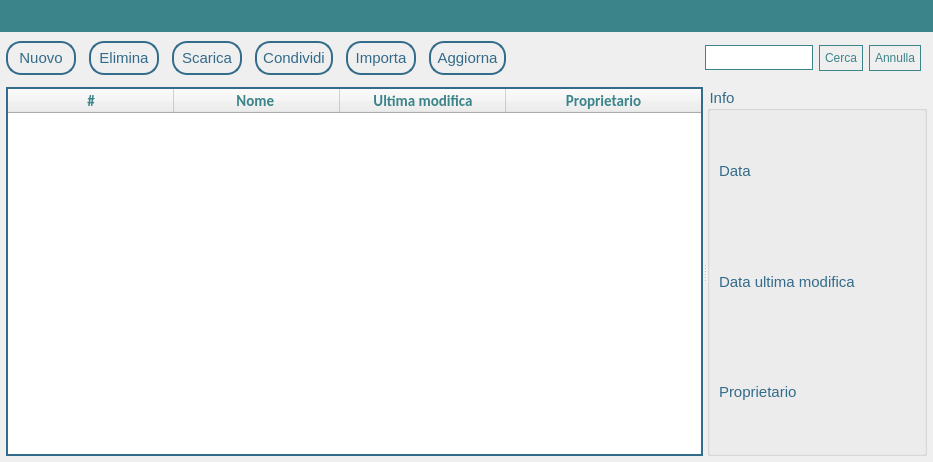
Old version of the form Client/principale.ui in the repository MarcoFlo/Google-Drive.
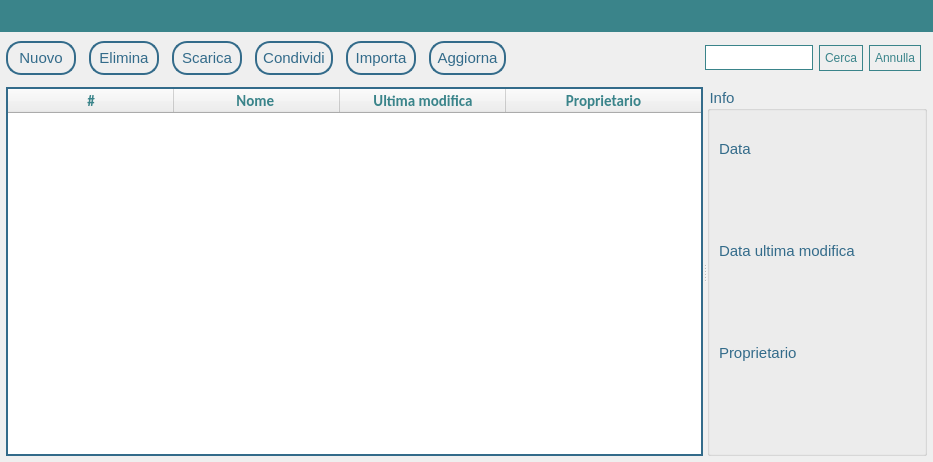
New version of the form.

```diff
--- a/Client/principale.ui
+++ b/Client/principale.ui
@@ -864,28 +864,142 @@
           </item>
           <item>
            <widget class="QLabel" name="data">
+            <property name="sizePolicy">
+             <sizepolicy hsizetype="Fixed" vsizetype="Fixed">
+              <horstretch>0</horstretch>
+              <verstretch>0</verstretch>
+             </sizepolicy>
+            </property>
             <property name="styleSheet">
              <string notr="true"/>
             </property>
             <property name="text">
              <string>Data</string>
             </property>
+            <property name="alignment">
+             <set>Qt::AlignLeading|Qt::AlignLeft|Qt::AlignTop</set>
+            </property>
+           </widget>
+          </item>
+          <item>
+           <widget class="QLabel" name="dataL">
+            <property name="sizePolicy">
+             <sizepolicy hsizetype="Fixed" vsizetype="Preferred">
+              <horstretch>0</horstretch>
+              <verstretch>0</verstretch>
+             </sizepolicy>
+            </property>
+            <property name="maximumSize">
+             <size>
+              <width>16777215</width>
+              <height>30</height>
+             </size>
+            </property>
+            <property name="styleSheet">
+             <string notr="true">color: black;
+font-size: 12px;
+font-family: 'Calibri';
+background-color:none;</string>
+            </property>
+            <property name="text">
+             <string/>
+            </property>
            </widget>
           </item>
           <item>
            <widget class="QLabel" name="dataMod">
+            <property name="sizePolicy">
+             <sizepolicy hsizetype="Fixed" vsizetype="Fixed">
+              <horstretch>0</horstretch>
+              <verstretch>0</verstretch>
+             </sizepolicy>
+            </property>
             <property name="styleSheet">
              <string notr="true">color:#336b8a</string>
             </property>
             <property name="text">
              <string>Data ultima modifica</string>
             </property>
+            <property name="alignment">
+             <set>Qt::AlignLeading|Qt::AlignLeft|Qt::AlignTop</set>
+            </property>
+           </widget>
+          </item>
+          <item>
+           <widget class="QLabel" name="dataModL">
+            <property name="sizePolicy">
+             <sizepolicy hsizetype="Fixed" vsizetype="Preferred">
+              <horstretch>0</horstretch>
+              <verstretch>0</verstretch>
+             </sizepolicy>
+            </property>
+            <property name="maximumSize">
+             <size>
+              <width>16777215</width>
+              <height>30</height>
+             </size>
+            </property>
+            <property name="styleSheet">
+             <string notr="true">color: black;
+font-size: 12px;
+font-family: 'Calibri';
+background-color:none;</string>
+            </property>
+            <property name="text">
+             <string/>
+            </property>
            </widget>
           </item>
           <item>
            <widget class="QLabel" name="proprietario">
+            <property name="sizePolicy">
+             <sizepolicy hsizetype="Fixed" vsizetype="Fixed">
+              <horstretch>0</horstretch>
+              <verstretch>0</verstretch>
+             </sizepolicy>
+            </property>
             <property name="text">
              <string>Proprietario</string>
+            </property>
+            <property name="alignment">
+             <set>Qt::AlignLeading|Qt::AlignLeft|Qt::AlignTop</set>
+            </property>
+           </widget>
+          </item>
+          <item>
+           <widget class="QLabel" name="proprietarioL">
+            <property name="sizePolicy">
+             <sizepolicy hsizetype="Fixed" vsizetype="Preferred">
+              <horstretch>0</horstretch>
+              <verstretch>0</verstretch>
+             </sizepolicy>
+            </property>
+            <property name="minimumSize">
+             <size>
+              <width>0</width>
+              <height>0</height>
+             </size>
+            </property>
+            <property name="maximumSize">
+             <size>
+              <width>16777215</width>
+              <height>30</height>
+             </size>
+            </property>
+            <property name="font">
+             <font>
+              <family>Calibri</family>
+              <pointsize>-1</pointsize>
+             </font>
+            </property>
+            <property name="styleSheet">
+             <string notr="true">color: black;
+font-size: 12px;
+font-family: 'Calibri';
+background-color:none;</string>
+            </property>
+            <property name="text">
+             <string/>
             </property>
            </widget>
           </item>
```
